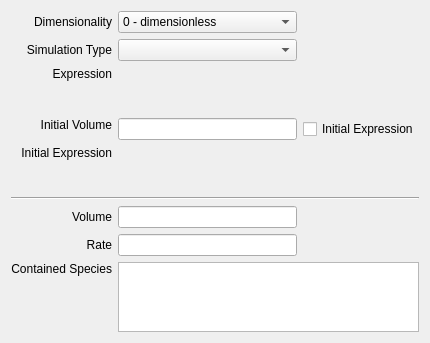
This is copasi/UI/CQCompartment.ui in copasi/COPASI as Qt 5 draws it before an edit. The edited form follows.
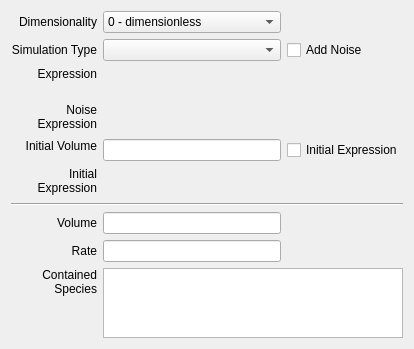
This is the edited form. Custom widgets are drawn as their Qt base class.

Commit message: Implemented GUI for adding noise to ODEs and reactions.

What changed in the file:
```diff
--- a/copasi/UI/CQCompartment.ui
+++ b/copasi/UI/CQCompartment.ui
@@ -21,8 +21,8 @@
    <rect>
     <x>0</x>
     <y>0</y>
-    <width>430</width>
-    <height>330</height>
+    <width>400</width>
+    <height>334</height>
    </rect>
   </property>
   <property name="sizePolicy">
@@ -54,36 +54,6 @@
      </property>
     </widget>
    </item>
-   <item row="0" column="1" colspan="3">
-    <widget class="QComboBox" name="mpComboBoxDim">
-     <property name="sizePolicy">
-      <sizepolicy hsizetype="MinimumExpanding" vsizetype="Fixed">
-       <horstretch>0</horstretch>
-       <verstretch>0</verstretch>
-      </sizepolicy>
-     </property>
-     <item>
-      <property name="text">
-       <string>0 - dimensionless</string>
-      </property>
-     </item>
-     <item>
-      <property name="text">
-       <string>1D - Length</string>
-      </property>
-     </item>
-     <item>
-      <property name="text">
-       <string>2D - Area</string>
-      </property>
-     </item>
-     <item>
-      <property name="text">
-       <string>3D - Volume</string>
-      </property>
-     </item>
-    </widget>
-   </item>
    <item row="1" column="0">
     <widget class="QLabel" name="mpLblType">
      <property name="sizePolicy">
@@ -103,20 +73,17 @@
      </property>
     </widget>
    </item>
-   <item row="1" column="1" colspan="3">
-    <widget class="QComboBox" name="mpComboBoxType">
-     <property name="sizePolicy">
-      <sizepolicy hsizetype="MinimumExpanding" vsizetype="Fixed">
-       <horstretch>0</horstretch>
-       <verstretch>0</verstretch>
-      </sizepolicy>
+   <item row="1" column="3">
+    <widget class="QCheckBox" name="mpBoxAddNoise">
+     <property name="text">
+      <string>Add Noise</string>
      </property>
     </widget>
    </item>
    <item row="2" column="0">
     <widget class="QLabel" name="mpLblExpression">
      <property name="sizePolicy">
-      <sizepolicy hsizetype="Preferred" vsizetype="Minimum">
+      <sizepolicy hsizetype="Preferred" vsizetype="Preferred">
        <horstretch>0</horstretch>
        <verstretch>0</verstretch>
       </sizepolicy>
@@ -132,18 +99,18 @@
      </property>
     </widget>
    </item>
-   <item row="2" column="1" colspan="4">
+   <item row="2" column="1" colspan="3">
     <widget class="CQExpressionMmlStackedWidget" name="mpExpressionEMW">
      <property name="sizePolicy">
       <sizepolicy hsizetype="Preferred" vsizetype="Preferred">
        <horstretch>0</horstretch>
-       <verstretch>1</verstretch>
+       <verstretch>0</verstretch>
       </sizepolicy>
      </property>
      <property name="minimumSize">
       <size>
        <width>300</width>
-       <height>45</height>
+       <height>30</height>
       </size>
      </property>
      <property name="currentIndex">
@@ -154,6 +121,47 @@
     </widget>
    </item>
    <item row="3" column="0">
+    <widget class="QLabel" name="mpLblNoiseExpression">
+     <property name="sizePolicy">
+      <sizepolicy hsizetype="Preferred" vsizetype="Minimum">
+       <horstretch>0</horstretch>
+       <verstretch>0</verstretch>
+      </sizepolicy>
+     </property>
+     <property name="text">
+      <string>Noise
+Expression</string>
+     </property>
+     <property name="alignment">
+      <set>Qt::AlignRight|Qt::AlignTop|Qt::AlignTrailing</set>
+     </property>
+     <property name="wordWrap">
+      <bool>false</bool>
+     </property>
+    </widget>
+   </item>
+   <item row="3" column="1" colspan="3">
+    <widget class="CQExpressionMmlStackedWidget" name="mpNoiseExpressionWidget">
+     <property name="sizePolicy">
+      <sizepolicy hsizetype="Preferred" vsizetype="Preferred">
+       <horstretch>0</horstretch>
+       <verstretch>0</verstretch>
+      </sizepolicy>
+     </property>
+     <property name="minimumSize">
+      <size>
+       <width>300</width>
+       <height>30</height>
+      </size>
+     </property>
+     <property name="currentIndex">
+      <number>1</number>
+     </property>
+     <widget class="QWidget" name="page_5"/>
+     <widget class="QWidget" name="page_6"/>
+    </widget>
+   </item>
+   <item row="4" column="0">
     <widget class="QLabel" name="mpLblInitialValue">
      <property name="sizePolicy">
       <sizepolicy hsizetype="Preferred" vsizetype="Minimum">
@@ -172,24 +180,14 @@
      </property>
     </widget>
    </item>
-   <item row="3" column="1" colspan="3">
-    <widget class="QLineEdit" name="mpEditInitialVolume">
-     <property name="sizePolicy">
-      <sizepolicy hsizetype="MinimumExpanding" vsizetype="Fixed">
-       <horstretch>0</horstretch>
-       <verstretch>0</verstretch>
-      </sizepolicy>
-     </property>
-    </widget>
-   </item>
-   <item row="3" column="4">
+   <item row="4" column="3">
     <widget class="QCheckBox" name="mpBoxUseInitialExpression">
      <property name="text">
       <string>Initial Expression</string>
      </property>
     </widget>
    </item>
-   <item row="4" column="0">
+   <item row="5" column="0">
     <widget class="QLabel" name="mpLblInitialExpression">
      <property name="sizePolicy">
       <sizepolicy hsizetype="Preferred" vsizetype="Minimum">
@@ -198,7 +196,8 @@
       </sizepolicy>
      </property>
      <property name="text">
-      <string>Initial Expression</string>
+      <string>Initial
+Expression</string>
      </property>
      <property name="alignment">
       <set>Qt::AlignRight|Qt::AlignTop|Qt::AlignTrailing</set>
@@ -208,7 +207,7 @@
      </property>
     </widget>
    </item>
-   <item row="4" column="1" colspan="4">
+   <item row="5" column="1" colspan="3">
     <widget class="CQExpressionMmlStackedWidget" name="mpInitialExpressionEMW">
      <property name="sizePolicy">
       <sizepolicy hsizetype="Preferred" vsizetype="Preferred">
@@ -219,7 +218,7 @@
      <property name="minimumSize">
       <size>
        <width>300</width>
-       <height>45</height>
+       <height>30</height>
       </size>
      </property>
      <property name="currentIndex">
@@ -229,7 +228,7 @@
      <widget class="QWidget" name="page_4"/>
     </widget>
    </item>
-   <item row="5" column="0" colspan="5">
+   <item row="6" column="0" colspan="4">
     <widget class="Line" name="mpLine1">
      <property name="frameShape">
       <enum>QFrame::HLine</enum>
@@ -239,7 +238,7 @@
      </property>
     </widget>
    </item>
-   <item row="6" column="0">
+   <item row="7" column="0">
     <widget class="QLabel" name="mpLblVolume">
      <property name="sizePolicy">
       <sizepolicy hsizetype="Preferred" vsizetype="Minimum">
@@ -258,20 +257,7 @@
      </property>
     </widget>
    </item>
-   <item row="6" column="1" colspan="3">
-    <widget class="QLineEdit" name="mpEditCurrentVolume">
-     <property name="sizePolicy">
-      <sizepolicy hsizetype="MinimumExpanding" vsizetype="Fixed">
-       <horstretch>0</horstretch>
-       <verstretch>0</verstretch>
-      </sizepolicy>
-     </property>
-     <property name="readOnly">
-      <bool>true</bool>
-     </property>
-    </widget>
-   </item>
-   <item row="7" column="0">
+   <item row="8" column="0">
     <widget class="QLabel" name="mpLblRate">
      <property name="sizePolicy">
       <sizepolicy hsizetype="Preferred" vsizetype="Minimum">
@@ -290,20 +276,7 @@
      </property>
     </widget>
    </item>
-   <item row="7" column="1" colspan="3">
-    <widget class="QLineEdit" name="mpEditRate">
-     <property name="sizePolicy">
-      <sizepolicy hsizetype="MinimumExpanding" vsizetype="Fixed">
-       <horstretch>0</horstretch>
-       <verstretch>0</verstretch>
-      </sizepolicy>
-     </property>
-     <property name="readOnly">
-      <bool>true</bool>
-     </property>
-    </widget>
-   </item>
-   <item row="8" column="0">
+   <item row="9" column="0">
     <widget class="QLabel" name="mpLblMetabolites">
      <property name="sizePolicy">
       <sizepolicy hsizetype="Preferred" vsizetype="Minimum">
@@ -312,7 +285,8 @@
       </sizepolicy>
      </property>
      <property name="text">
-      <string>Contained Species</string>
+      <string>Contained
+ Species</string>
      </property>
      <property name="alignment">
       <set>Qt::AlignRight|Qt::AlignTop|Qt::AlignTrailing</set>
@@ -322,7 +296,7 @@
      </property>
     </widget>
    </item>
-   <item row="8" column="1" colspan="4">
+   <item row="9" column="1" colspan="3">
     <widget class="QTableWidget" name="mpMetaboliteTable">
      <property name="sizePolicy">
       <sizepolicy hsizetype="Expanding" vsizetype="Expanding">
@@ -355,7 +329,7 @@
      </column>
     </widget>
    </item>
-   <item row="9" column="2">
+   <item row="10" column="2">
     <spacer name="mpVerticalSpacer">
      <property name="orientation">
       <enum>Qt::Vertical</enum>
@@ -368,6 +342,82 @@
      </property>
     </spacer>
    </item>
+   <item row="0" column="1" colspan="2">
+    <widget class="QComboBox" name="mpComboBoxDim">
+     <property name="sizePolicy">
+      <sizepolicy hsizetype="MinimumExpanding" vsizetype="Fixed">
+       <horstretch>0</horstretch>
+       <verstretch>0</verstretch>
+      </sizepolicy>
+     </property>
+     <item>
+      <property name="text">
+       <string>0 - dimensionless</string>
+      </property>
+     </item>
+     <item>
+      <property name="text">
+       <string>1D - Length</string>
+      </property>
+     </item>
+     <item>
+      <property name="text">
+       <string>2D - Area</string>
+      </property>
+     </item>
+     <item>
+      <property name="text">
+       <string>3D - Volume</string>
+      </property>
+     </item>
+    </widget>
+   </item>
+   <item row="1" column="1" colspan="2">
+    <widget class="QComboBox" name="mpComboBoxType">
+     <property name="sizePolicy">
+      <sizepolicy hsizetype="MinimumExpanding" vsizetype="Fixed">
+       <horstretch>0</horstretch>
+       <verstretch>0</verstretch>
+      </sizepolicy>
+     </property>
+    </widget>
+   </item>
+   <item row="4" column="1" colspan="2">
+    <widget class="QLineEdit" name="mpEditInitialVolume">
+     <property name="sizePolicy">
+      <sizepolicy hsizetype="MinimumExpanding" vsizetype="Fixed">
+       <horstretch>0</horstretch>
+       <verstretch>0</verstretch>
+      </sizepolicy>
+     </property>
+    </widget>
+   </item>
+   <item row="7" column="1" colspan="2">
+    <widget class="QLineEdit" name="mpEditCurrentVolume">
+     <property name="sizePolicy">
+      <sizepolicy hsizetype="MinimumExpanding" vsizetype="Fixed">
+       <horstretch>0</horstretch>
+       <verstretch>0</verstretch>
+      </sizepolicy>
+     </property>
+     <property name="readOnly">
+      <bool>true</bool>
+     </property>
+    </widget>
+   </item>
+   <item row="8" column="1" colspan="2">
+    <widget class="QLineEdit" name="mpEditRate">
+     <property name="sizePolicy">
+      <sizepolicy hsizetype="MinimumExpanding" vsizetype="Fixed">
+       <horstretch>0</horstretch>
+       <verstretch>0</verstretch>
+      </sizepolicy>
+     </property>
+     <property name="readOnly">
+      <bool>true</bool>
+     </property>
+    </widget>
+   </item>
   </layout>
  </widget>
  <layoutdefault spacing="6" margin="11"/>
```
Left out of the diff: 18 changed lines with no effect on the pictures. The commit also changes 26 other files.
